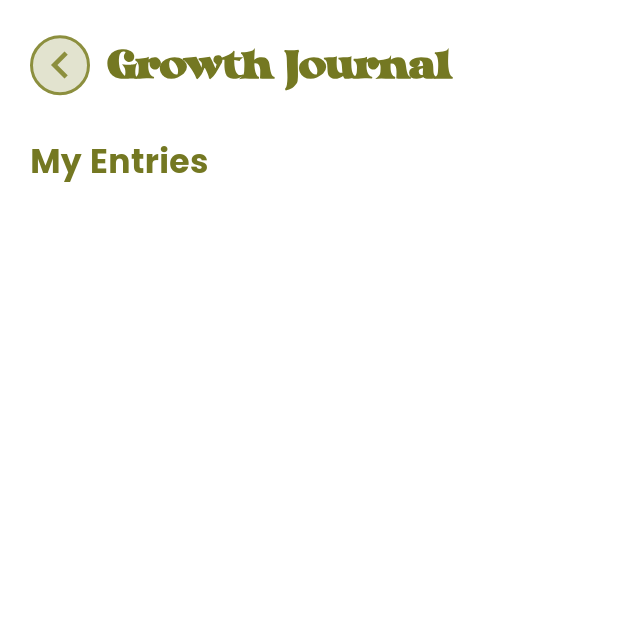
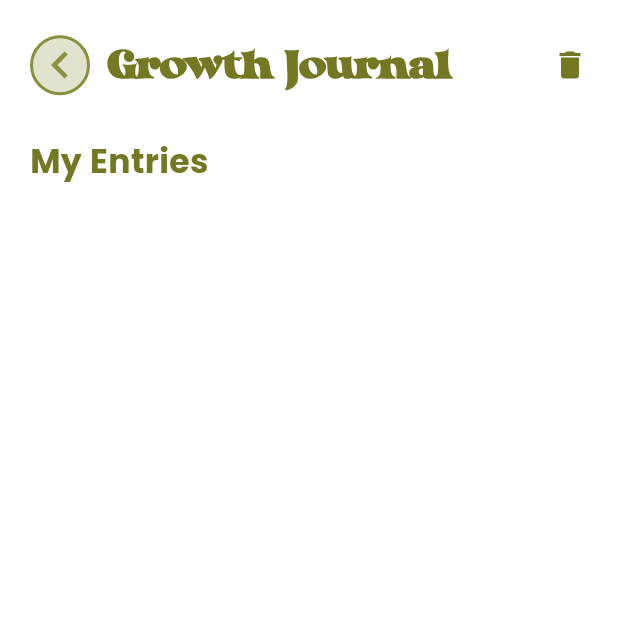
Before and after one commit to breamier/sproutly, a Flutter app: the PlantProfileScreen screen opened directly with empty values, after a tap on "Growth Journal", on a phone screen of 412 x 824 dp, the top half of it. Run offline on Flutter 3.47's test engine with Material 3 defaults, Android fonts, the light colour scheme and no system bars; our stand-ins replace camera, cloud_firestore, firebase_auth, firebase_core, flutter_dotenv, flutter_local_notifications and 4 more; missing offline and left inert: gal; accounts and stored records are empty.

Commit message:
[Labao] Add delete icons and Update Growth journal

```diff
--- a/lib/screens/growth_journal/growthjournal_entries_screen.dart
+++ b/lib/screens/growth_journal/growthjournal_entries_screen.dart
@@ -89,7 +89,8 @@ class _GrowthJournalEntriesScreenState
                     ),
                   ),
                   const SizedBox(width: 12),
-                  Text(
+                  Expanded(
+                    child: Text(
                       'Growth Journal',
                       style: TextStyle(
                         fontFamily: 'Curvilingus',
@@ -97,6 +98,17 @@ class _GrowthJournalEntriesScreenState
                         fontSize: (MediaQuery.of(context).size.width * 0.08)
                             .clamp(24.0, 38.0),
                         color: const Color(0xFF747822),
+                      ),
+                    ),
+                  ),
+                  GestureDetector(
+                    onTap: () {
+                      // Delete functionality to be implemented later
+                    },
+                    child: const Icon(
+                      Icons.delete,
+                      color: oliveGreen,
+                      size: 24,
                     ),
                   ),
                 ],
@@ -136,6 +148,8 @@ class _GrowthJournalEntriesScreenState
       ),
     );
   }
+
+
 
   Widget _buildJournalEntry(BuildContext context, PlantJournalEntry entry) {
     final formattedDate = DateFormat(
--- a/lib/screens/user_plant_library/plant_profile.dart
+++ b/lib/screens/user_plant_library/plant_profile.dart
@@ -34,11 +34,10 @@ class _PlantProfileScreenState extends State<PlantProfileScreen> {
       body: SafeArea(
         child: Column(
           children: [
-            // Fixed App Bar
             Padding(
               padding: const EdgeInsets.symmetric(
                 horizontal: 20.0,
-                vertical: 20.0,
+                vertical: 10.0,
               ),
               child: Row(
                 children: [
@@ -62,55 +61,24 @@ class _PlantProfileScreenState extends State<PlantProfileScreen> {
                     ),
                   ),
                   const SizedBox(width: 15),
-                  Flexible(
+                  Expanded(
                     child: Text(
                       'Plant Profile',
                       style: TextStyle(
                         fontFamily: 'Curvilingus',
-                        fontSize: 34,
+                        fontSize: 32,
                         color: oliveTitleColor,
                         fontWeight: FontWeight.bold,
                       ),
                       overflow: TextOverflow.ellipsis,
                     ),
                   ),
-                  const Spacer(),
-                  // edit icon
+                  const SizedBox(width: 15),
                   IconButton(
                     icon: Icon(
                       isEditing ? Icons.check : Icons.edit,
                       color: oliveTitleColor,
-                      size: 30,
-                    ),
-                    onPressed: () async {
-                      // Get the current plant from your FutureBuilder
-                      final plant = await DatabaseService().getPlantProfileById(
-                        widget.userId,
-                        widget.plantId,
-                      );
-
-                      if (plant == null) return;
-                      final updated = await Navigator.push(
-                        context,
-                        MaterialPageRoute(
-                          builder:
-                              (context) => EditPlantForm(
-                                userId: widget.userId,
-                                plant: plant,
-                              ),
-                        ),
-                      );
-                      if (updated == true)
-                        setState(() {}); // Refresh after editing
-                    },
-                  ),
-                  const Spacer(),
-                  // edit icon
-                  IconButton(
-                    icon: Icon(
-                      isEditing ? Icons.check : Icons.edit,
-                      color: oliveTitleColor,
-                      size: 30,
+                      size: 28,
                     ),
                     onPressed: () async {
                       // Get the current plant from your FutureBuilder
@@ -197,7 +165,7 @@ class _PlantProfileScreenState extends State<PlantProfileScreen> {
                             ),
                           ),
 
-                          const SizedBox(height: 30),
+                          const SizedBox(height: 10),
 
                           Column(
                             crossAxisAlignment: CrossAxisAlignment.start,
```
Also changed, not shown: lib/screens/growth_journal/growth_journal_indiv_entry.dart (+58 -119 lines), lib/screens/user_plant_library/plant_issues.dart (+23 -0 lines), lib/screens/user_plant_library/plant_library.dart (+23 -1 lines). Lines whose indentation alone changed are shown as unchanged.
